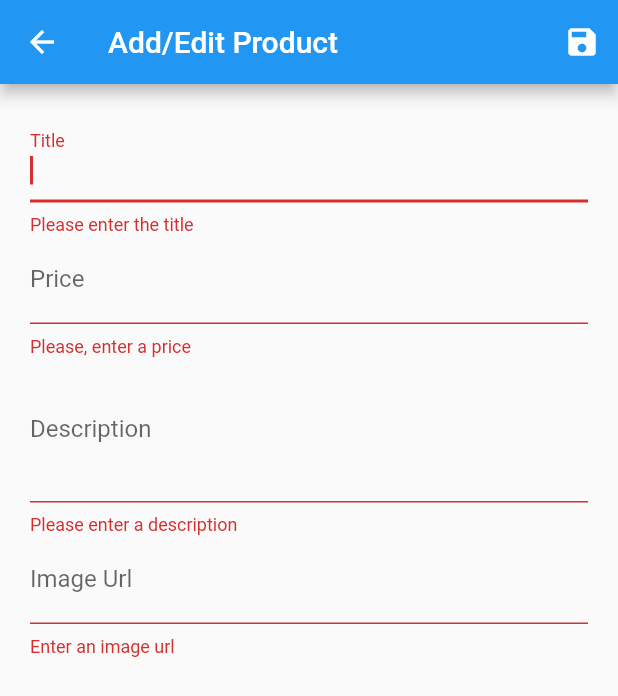
After one commit to igorvidottof/flutter_firebase_playground, a Flutter app: the EditProductScreen screen opened by its route, after a tap on the "save" icon, on a phone screen of 412 x 824 dp. The commit adds this screen. Shown: the top 696 px of the screen. Run offline on Flutter 3.47's test engine with Material 2 defaults, Android fonts, the phone set to English and light mode, and no system bars; network calls fail.

Commit message:
add a product into firebase

```diff
--- a/lib/main.dart
+++ b/lib/main.dart
@@ -1,5 +1,6 @@
 import 'package:flutter/material.dart';
 import 'package:flutter_firebase_playground/providers/products.dart';
+import 'package:flutter_firebase_playground/screens/edit_product_screen.dart';
 import 'package:flutter_firebase_playground/screens/manage_products_screens.dart';
 import 'package:provider/provider.dart';
 
@@ -29,6 +30,7 @@ class MyApp extends StatelessWidget {
         routes: {
           ManageProductsScreen.routeName: (context) => ManageProductsScreen(),
           ProductsScreen.routeName: (context) => ProductsScreen(),
+          EditProductScreen.routeName: (context) => EditProductScreen(),
         },
       ),
     );
--- a/lib/providers/products.dart
+++ b/lib/providers/products.dart
@@ -12,11 +12,11 @@ class Product {
   bool isFavorite;
 
   Product({
-    @required this.id,
-    @required this.title,
-    @required this.description,
-    @required this.imageUrl,
-    @required this.price,
+    this.id,
+    this.title,
+    this.description,
+    this.imageUrl,
+    this.price,
     this.isFavorite = false,
   });
 }
@@ -35,16 +35,14 @@ class Products with ChangeNotifier {
       final List<Product> loadedProducts = [];
       final extractedData = json.decode(response.body) as Map<String, dynamic>;
       extractedData.forEach((productId, product) {
-        loadedProducts.add(
-          Product(
+        loadedProducts.add(Product(
           id: productId,
           title: product['title'],
           description: product['description'],
           imageUrl: product['imageUrl'],
           price: product['price'],
           isFavorite: product['isFavorite'],
-          )
-        );
+        ));
       });
       _products = loadedProducts;
       notifyListeners();
@@ -52,4 +50,33 @@ class Products with ChangeNotifier {
       throw error;
     }
   }
+
+  Future<void> addProduct(Product product) async {
+    const url = '';
+    try {
+      final response = await http.post(
+        url,
+        body: json.encode({
+          'title': product.title,
+          'price': product.price,
+          'description': product.description,
+          'isFavorite': product.isFavorite,
+          'imageUrl': product.imageUrl,
+        }),
+      );
+      _products.add(
+        Product(
+          id: json.decode(response.body)['name'],
+          title: product.title,
+          price: product.price,
+          description: product.description,
+          isFavorite: product.isFavorite,
+          imageUrl: product.imageUrl,
+        ),
+      );
+      notifyListeners();
+    } catch (error) {
+      throw error;
     }
+  }
+}
--- /dev/null
+++ b/lib/screens/edit_product_screen.dart
@@ -0,0 +1,166 @@
+import 'package:flutter/material.dart';
+import 'package:flutter_firebase_playground/providers/products.dart';
+import 'package:provider/provider.dart';
+
+class EditProductScreen extends StatefulWidget {
+  static const routeName = '/edit-product';
+
+  @override
+  _EditProductScreenState createState() => _EditProductScreenState();
+}
+
+class _EditProductScreenState extends State<EditProductScreen> {
+  final _priceFocusNode = FocusNode();
+  final _descriptionFocusNode = FocusNode();
+  final _imageUrlFocusNode = FocusNode();
+  final _form = GlobalKey<FormState>();
+  var _product = Product();
+  var _isLoading = false;
+
+  void _saveForm() async {
+    final isValid = _form.currentState.validate();
+    if (!isValid) return;
+    _form.currentState.save();
+    setState(() {
+      _isLoading = true;
+    });
+    try {
+      await Provider.of<Products>(context, listen: false).addProduct(_product);
+    } catch (error) {
+      await showDialog(
+          context: context,
+          builder: (context) {
+            return AlertDialog(
+              title: Text('Something went wrong'),
+              content: Text('Failed to save the product'),
+              actions: <Widget>[
+                FlatButton(
+                  onPressed: () => Navigator.of(context).pop(),
+                  child: Text('Ok'),
+                ),
+              ],
+            );
+          });
+    }
+    setState(() {
+      _isLoading = false;
+    });
+    Navigator.of(context).pop();
+  }
+
+  @override
+  void dispose() {
+    _priceFocusNode.dispose();
+    _descriptionFocusNode.dispose();
+    _imageUrlFocusNode.dispose();
+    super.dispose();
+  }
+
+  @override
+  Widget build(BuildContext context) {
+    return Scaffold(
+      appBar: AppBar(
+        title: Text('Add/Edit Product'),
+        actions: <Widget>[
+          IconButton(icon: Icon(Icons.save), onPressed: _saveForm),
+        ],
+      ),
+      body: _isLoading
+          ? SafeArea(
+              child: Container(
+                width: double.infinity,
+                child: Column(
+                  mainAxisAlignment: MainAxisAlignment.center,
+                  crossAxisAlignment: CrossAxisAlignment.center,
+                  children: <Widget>[
+                    CircularProgressIndicator(),
+                    SizedBox(height: 15),
+                    Text('Saving product...'),
+                  ],
+                ),
+              ),
+            )
+          : SafeArea(
+              child: Padding(
+                padding: EdgeInsets.all(20),
+                child: Form(
+                  key: _form,
+                  child: SingleChildScrollView(
+                    child: Column(
+                      children: <Widget>[
+                        TextFormField(
+                          initialValue: '',
+                          decoration: InputDecoration(labelText: 'Title'),
+                          autofocus: true,
+                          keyboardType: TextInputType.text,
+                          textCapitalization: TextCapitalization.sentences,
+                          textInputAction: TextInputAction.next,
+                          onFieldSubmitted: (_) => FocusScope.of(context)
+                              .requestFocus(_priceFocusNode),
+                          validator: (value) {
+                            if (value.isEmpty) return 'Please enter the title';
+                            return null;
+                          },
+                          onSaved: (title) => _product.title = title,
+                        ),
+                        TextFormField(
+                          initialValue: '',
+                          decoration: InputDecoration(labelText: 'Price'),
+                          textInputAction: TextInputAction.next,
+                          keyboardType: TextInputType.number,
+                          focusNode: _priceFocusNode,
+                          onFieldSubmitted: (_) => FocusScope.of(context)
+                              .requestFocus(_descriptionFocusNode),
+                          validator: (value) {
+                            if (value.isEmpty) return 'Please, enter a price';
+                            if (double.tryParse(value) == null)
+                              return 'Please, enter a valid number';
+                            if (double.parse(value) <= 0)
+                              return 'Please, enter a number greater than zero';
+                            return null;
+                          },
+                          onSaved: (price) =>
+                              _product.price = double.parse(price),
+                        ),
+                        TextFormField(
+                          initialValue: '',
+                          decoration: InputDecoration(labelText: 'Description'),
+                          maxLines: 3,
+                          textCapitalization: TextCapitalization.sentences,
+                          focusNode: _descriptionFocusNode,
+                          keyboardType: TextInputType.multiline,
+                          validator: (value) {
+                            if (value.isEmpty)
+                              return 'Please enter a description';
+                            if (value.length < 10)
+                              return 'Description should be at least 10 characters long';
+                            return null;
+                          },
+                          onSaved: (description) =>
+                              _product.description = description,
+                        ),
+                        TextFormField(
+                          initialValue: '',
+                          decoration: InputDecoration(labelText: 'Image Url'),
+                          keyboardType: TextInputType.url,
+                          textInputAction: TextInputAction.done,
+                          focusNode: _imageUrlFocusNode,
+                          onFieldSubmitted: (_) => _saveForm(),
+                          validator: (value) {
+                            if (value.isEmpty) return 'Enter an image url';
+                            if (!value.startsWith('http') &&
+                                !value.startsWith('https'))
+                              return 'Enter a valid url';
+                            return null;
+                          },
+                          onSaved: (imageUrl) => _product.imageUrl = imageUrl,
+                        )
+                      ],
+                    ),
+                  ),
+                ),
+              ),
+            ),
+    );
+  }
+}
--- a/lib/screens/manage_products_screens.dart
+++ b/lib/screens/manage_products_screens.dart
@@ -1,5 +1,6 @@
 import 'package:flutter/material.dart';
 import 'package:flutter_firebase_playground/providers/products.dart';
+import 'package:flutter_firebase_playground/screens/edit_product_screen.dart';
 import 'package:flutter_firebase_playground/widgets/app_drawer.dart';
 import 'package:flutter_firebase_playground/widgets/product_list_item.dart';
 import 'package:provider/provider.dart';
@@ -14,7 +15,11 @@ class ManageProductsScreen extends StatelessWidget {
       appBar: AppBar(
         title: Text('Manage Products'),
         actions: <Widget>[
-          IconButton(icon: Icon(Icons.add), onPressed: () {}),
+          IconButton(
+            icon: Icon(Icons.add),
+            onPressed: () =>
+                Navigator.of(context).pushNamed(EditProductScreen.routeName),
+          ),
         ],
       ),
       drawer: AppDrawer(),
```
Lines whose indentation alone changed are shown as unchanged.
